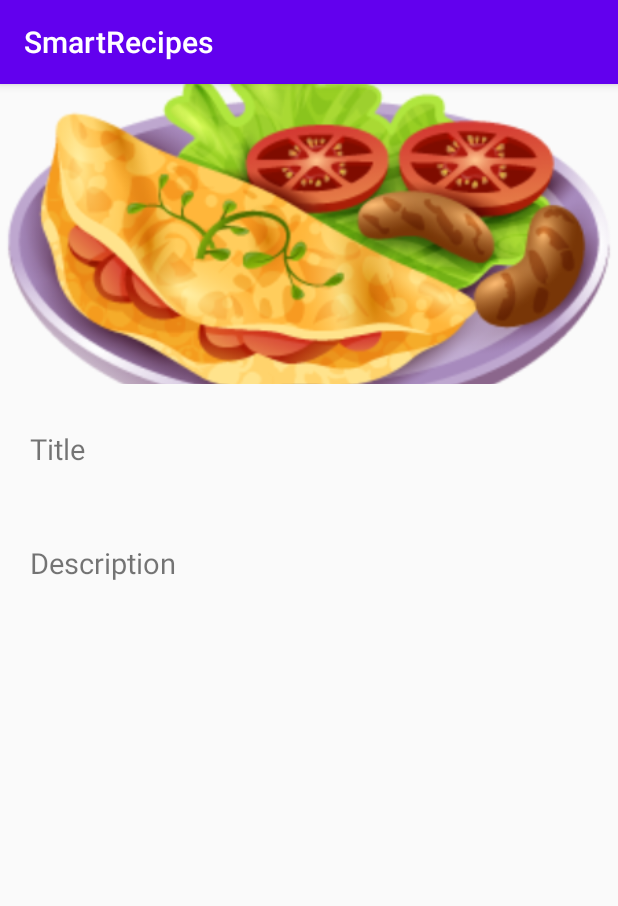
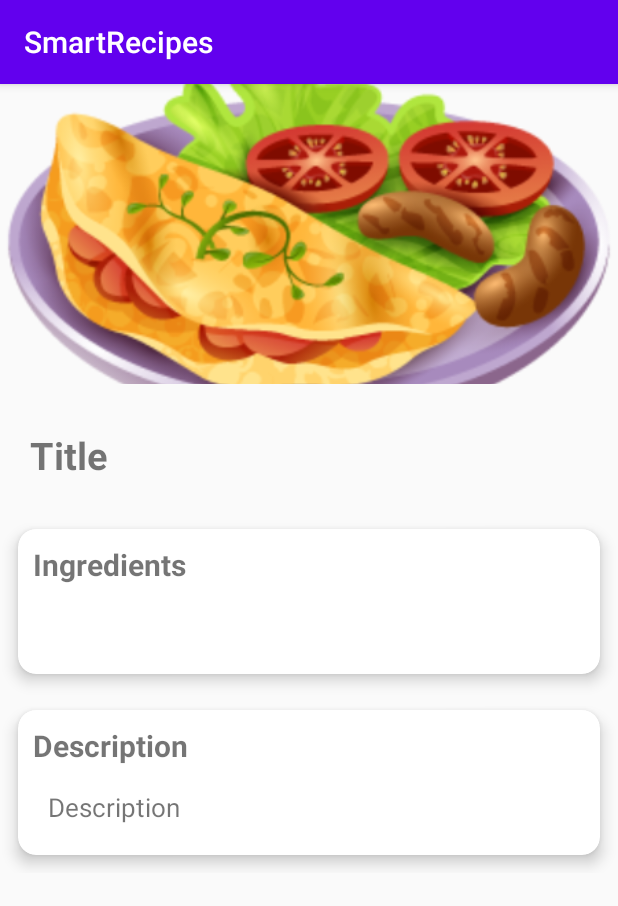
Before and after one commit to PP-SmartRecipes/SmartRecipes, an Android app: the Detail screen opened directly, with no data from a screen before it, on a phone screen of 412 x 824 dp. Shown: the top 906 px of the screen. Run offline under Robolectric (Android 15) with nearby library versions, the phone set to English and light mode, and no system bars; our stand-ins replace Picasso; 2 statements that could not run were skipped.

Commit message:
improved recipes display

```diff
--- a/app/src/main/res/layout/activity_detail.xml
+++ b/app/src/main/res/layout/activity_detail.xml
@@ -7,41 +7,103 @@
     android:orientation="vertical"
     tools:context=".Detail">
 
+    <ScrollView
+        android:layout_width="match_parent"
+        android:layout_height="match_parent">
+
+        <LinearLayout
+            android:layout_width="match_parent"
+            android:layout_height="wrap_content"
+            android:orientation="vertical" >
+
             <ImageView
+                android:id="@+id/ivImage"
                 android:layout_width="match_parent"
                 android:layout_height="200dp"
-        android:id="@+id/ivImage"
-        android:src="@drawable/dinner"
                 android:scaleType="centerCrop"
-        />
+                android:src="@drawable/dinner" />
 
             <TextView
+                android:id="@+id/txtTitle"
                 android:layout_width="match_parent"
                 android:layout_height="wrap_content"
                 android:layout_marginTop="10dp"
                 android:padding="20dp"
                 android:text="Title"
-        android:textSize="19sp"
-        android:id="@+id/txtTitle"
-        />
+                android:textStyle="bold"
+                android:textSize="25sp" />
+
+            <androidx.cardview.widget.CardView
+                android:id="@+id/ingredients_card"
+                android:layout_width="match_parent"
+                android:layout_height="wrap_content"
+                android:layout_rowWeight="1"
+                android:layout_columnWeight="1"
+                android:layout_margin="12dp"
+                app:cardCornerRadius="12dp"
+                app:cardElevation="6dp">
+
+                <LinearLayout
+                    android:layout_width="match_parent"
+                    android:layout_height="match_parent"
+                    android:gravity="center"
+                    android:orientation="vertical"
+                    android:padding="10dp">
 
                     <TextView
                         android:layout_width="match_parent"
                         android:layout_height="wrap_content"
-        android:layout_marginTop="10dp"
-        android:padding="20dp"
-        android:text="Description"
-        android:textSize="19sp"
-        android:id="@+id/txtDescription"
-        />
+                        android:text="Ingredients"
+                        android:textStyle="bold"
+                        android:textSize="20sp" />
 
                     <TextView
                         android:id="@+id/txtIngredients"
                         android:layout_width="match_parent"
                         android:layout_height="wrap_content"
-        android:layout_marginTop="10dp"
-        android:padding="20dp"
+                        android:layout_marginTop="5dp"
+                        android:padding="10dp"
                         android:text="Ingredients"
-        android:textSize="19sp" />
+                        android:textSize="17sp" />
+                </LinearLayout>
+            </androidx.cardview.widget.CardView>
+
+            <androidx.cardview.widget.CardView
+                android:id="@+id/description_card"
+                android:layout_width="match_parent"
+                android:layout_height="wrap_content"
+                android:layout_rowWeight="1"
+                android:layout_columnWeight="1"
+                android:layout_margin="12dp"
+                app:cardCornerRadius="12dp"
+                app:cardElevation="6dp">
+
+                <LinearLayout
+                    android:layout_width="match_parent"
+                    android:layout_height="match_parent"
+                    android:gravity="center"
+                    android:orientation="vertical"
+                    android:padding="10dp">
+
+                    <TextView
+                        android:layout_width="match_parent"
+                        android:layout_height="wrap_content"
+                        android:text="Description"
+                        android:textStyle="bold"
+                        android:textSize="20sp" />
+
+                    <TextView
+                        android:id="@+id/txtDescription"
+                        android:layout_width="match_parent"
+                        android:layout_height="wrap_content"
+                        android:layout_marginTop="5dp"
+                        android:padding="10dp"
+                        android:text="Description"
+                        android:textSize="17sp" />
+                </LinearLayout>
+            </androidx.cardview.widget.CardView>
 
         </LinearLayout>
+    </ScrollView>
+
+</LinearLayout>
```
Lines whose indentation alone changed are shown as unchanged.
